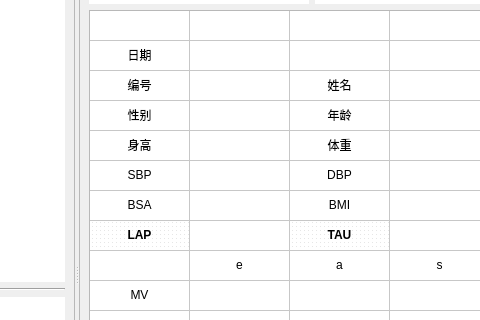
Orange-66/LAPS-v1.0, file UI/ui_index.ui: the form before one commit; both pictures show x 477 to 957 and y 138 to 458 of the 1337 by 767 pixel window.
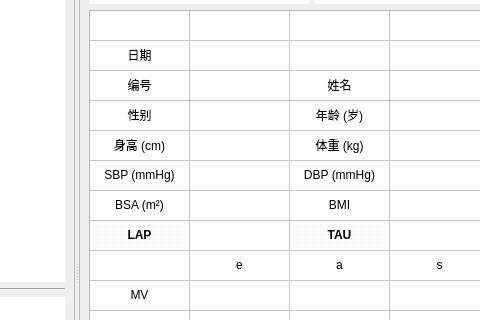
The form after the commit. Icons and pictures are not drawn.

Commit message: - 更新了页面布局； - 新增了各项数值的单位提示；

What changed in the file:
```diff
--- a/UI/ui_index.ui
+++ b/UI/ui_index.ui
@@ -367,7 +367,7 @@
           </item>
           <item row="3" column="2">
            <property name="text">
-            <string>年龄</string>
+            <string>年龄 (岁)</string>
            </property>
            <property name="textAlignment">
             <set>AlignCenter</set>
@@ -386,7 +386,7 @@
           </item>
           <item row="4" column="0">
            <property name="text">
-            <string>身高</string>
+            <string>身高 (cm)</string>
            </property>
            <property name="textAlignment">
             <set>AlignCenter</set>
@@ -405,7 +405,7 @@
           </item>
           <item row="4" column="2">
            <property name="text">
-            <string>体重</string>
+            <string>体重 (kg)</string>
            </property>
            <property name="textAlignment">
             <set>AlignCenter</set>
@@ -424,7 +424,7 @@
           </item>
           <item row="5" column="0">
            <property name="text">
-            <string>SBP</string>
+            <string>SBP (mmHg)</string>
            </property>
            <property name="textAlignment">
             <set>AlignCenter</set>
@@ -443,7 +443,7 @@
           </item>
           <item row="5" column="2">
            <property name="text">
-            <string>DBP</string>
+            <string>DBP (mmHg)</string>
            </property>
            <property name="textAlignment">
             <set>AlignCenter</set>
@@ -462,7 +462,7 @@
           </item>
           <item row="6" column="0">
            <property name="text">
-            <string>BSA</string>
+            <string>BSA (m²)</string>
            </property>
            <property name="textAlignment">
             <set>AlignCenter</set>
```
